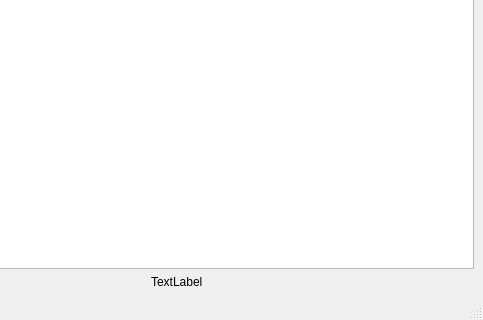
This is mainwindow.ui in Zayden9/testTaskClient as Qt 5 draws it before an edit; both pictures show x 187 to 670 and y 218 to 538 of the 670 by 538 pixel window. The edited form follows.
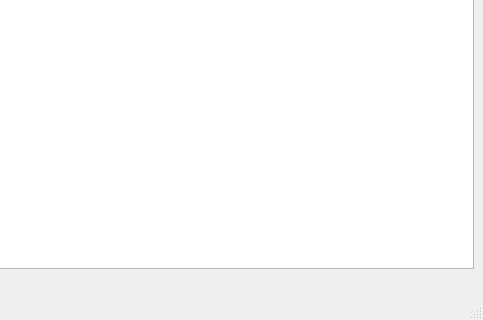
This is the edited form.

Commit message: убраны комментарии, убран текст с label_2

The edit to the form file:
```diff
--- a/mainwindow.ui
+++ b/mainwindow.ui
@@ -56,7 +56,7 @@
       <item>
        <widget class="QLabel" name="label_2">
         <property name="text">
-         <string>TextLabel</string>
+         <string/>
         </property>
        </widget>
       </item>
```
The commit also changes 1 other file.
